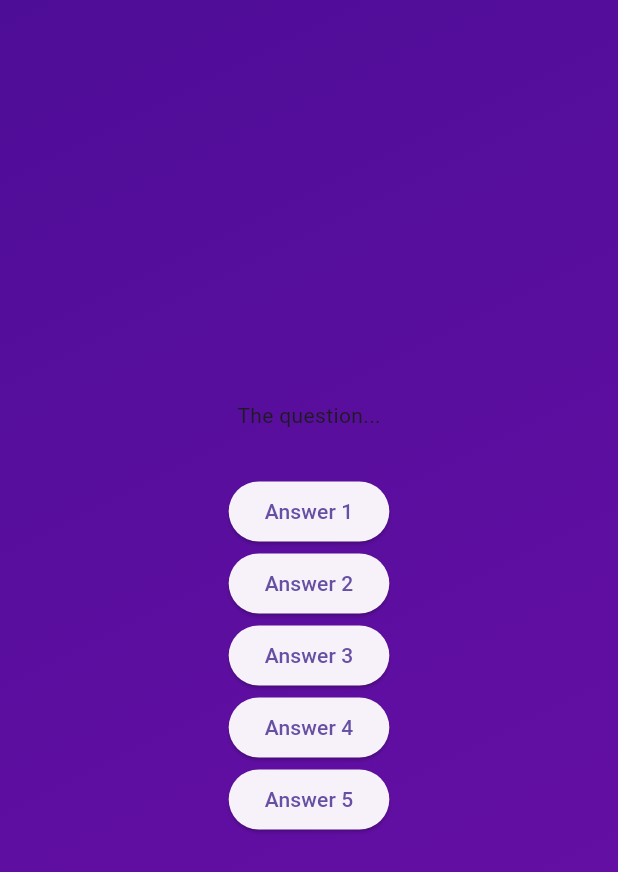
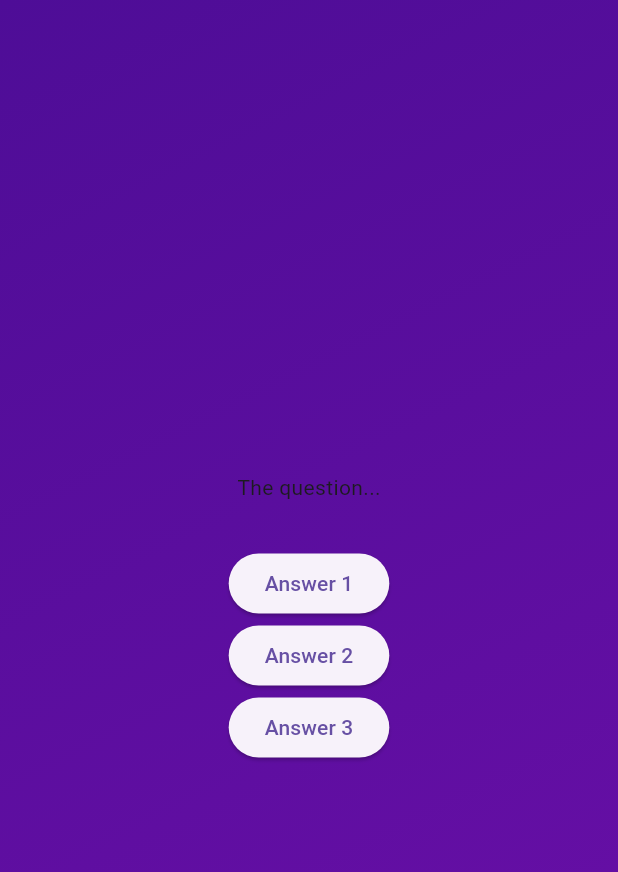
Before and after one commit to ayanesato/flutter_projects, a Flutter app: the screen it shows after launch, after a tap on "Start Quiz", on a phone screen of 412 x 824 dp. Shown: the top 872 px of the screen. Run offline on Flutter 3.47's test engine with Material 3 defaults, Android fonts, the light colour scheme and no system bars.

Commit message:
section1,2

```diff
--- a/section3/lib/questions_screen.dart
+++ b/section3/lib/questions_screen.dart
@@ -33,14 +33,6 @@ class _QuestionScreenState extends State<QuestionsScreen> {
             onPressed: () {},
             child: const Text("Answer 3"),
           ),
-          ElevatedButton(
-            onPressed: () {},
-            child: const Text("Answer 4"),
-          ),
-          ElevatedButton(
-            onPressed: () {},
-            child: const Text("Answer 5"),
-          ),
         ],
       ),
     );
```
